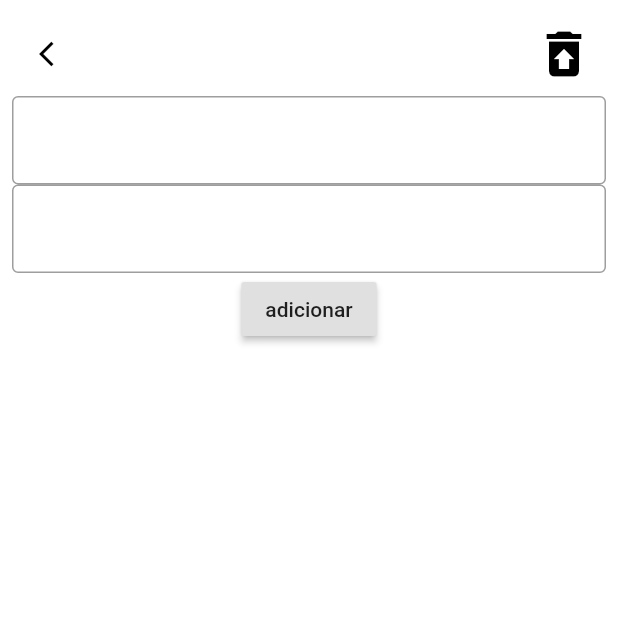
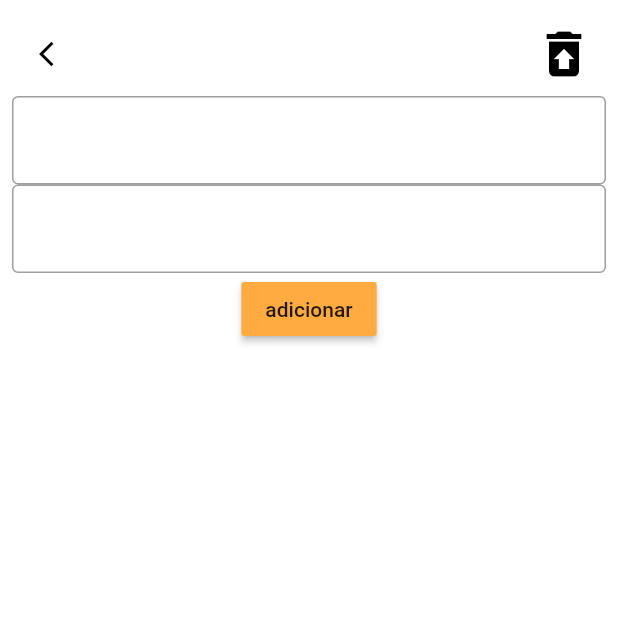
Before and after one commit to Zack-Santos/firebaseprojeto, a Flutter app: the AddPergunta screen opened directly, on a phone screen of 412 x 824 dp, the top half of it. Run offline on Flutter 3.47's test engine with Material 2 defaults, Android fonts, the phone set to English and light mode, and no system bars; our stand-ins replace cloud_firestore; accounts and stored records are empty.

Commit message:
ela add bot add

```diff
--- a/lib/telas/addpergunta.dart
+++ b/lib/telas/addpergunta.dart
@@ -93,6 +93,7 @@ class _AddPerguntaState extends State<AddPergunta> {
               ),
             ),
             RaisedButton(
+              color: Colors.orangeAccent,
               onPressed: botaoadd
                   ? null
                   : () async {
@@ -106,6 +107,7 @@ class _AddPerguntaState extends State<AddPergunta> {
                       _modalAvisos(context, "Adicionada com sucesso!");
 
                       await Future.delayed(Duration(seconds: 3));
+
                       Navigator.pop(context);
                       Navigator.pop(context);
                       Navigator.pop(context);
```
